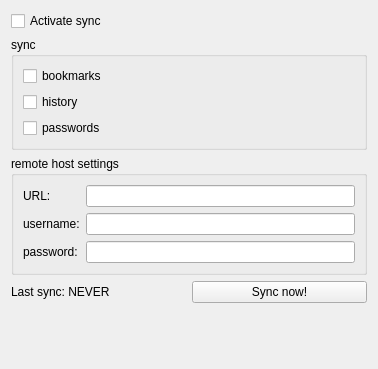
KDE/rekonq, file src/sync/settings_sync.ui: the form before one commit.
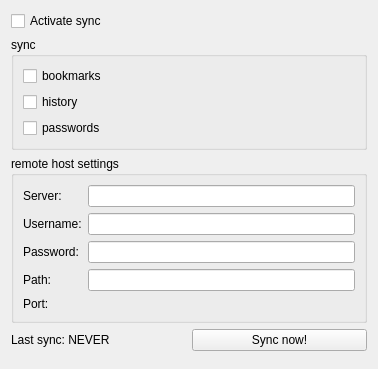
The form after the commit. Custom widgets are drawn as their Qt base class.

Commit message:
here we are, rekonq ftp remote sync done!
With this commit, I think we reached the "sync" status with remote ftp
sites.
This means we basically have a first sync feature and we can heavily
test it to eventually add more options in the future (webdav?
ownCloud? firefox Sync? etc...)

Diff of the .ui file:
```diff
--- a/src/sync/settings_sync.ui
+++ b/src/sync/settings_sync.ui
@@ -63,7 +63,7 @@
       <item row="0" column="0">
        <widget class="QLabel" name="label">
         <property name="text">
-         <string>URL:</string>
+         <string>Server:</string>
         </property>
        </widget>
       </item>
@@ -73,7 +73,7 @@
       <item row="1" column="0">
        <widget class="QLabel" name="label_2">
         <property name="text">
-         <string>username:</string>
+         <string>Username:</string>
         </property>
        </widget>
       </item>
@@ -83,13 +83,33 @@
       <item row="2" column="0">
        <widget class="QLabel" name="label_3">
         <property name="text">
-         <string>password:</string>
+         <string>Password:</string>
         </property>
        </widget>
       </item>
       <item row="2" column="1">
        <widget class="KLineEdit" name="kcfg_syncPass"/>
       </item>
+      <item row="3" column="1">
+       <widget class="KLineEdit" name="kcfg_syncPath"/>
+      </item>
+      <item row="3" column="0">
+       <widget class="QLabel" name="label_4">
+        <property name="text">
+         <string>Path:</string>
+        </property>
+       </widget>
+      </item>
+      <item row="4" column="1">
+       <widget class="KIntNumInput" name="kcfg_syncPort"/>
+      </item>
+      <item row="4" column="0">
+       <widget class="QLabel" name="label_5">
+        <property name="text">
+         <string>Port:</string>
+        </property>
+       </widget>
+      </item>
      </layout>
     </widget>
    </item>
@@ -132,6 +152,11 @@
    <extends>QLineEdit</extends>
    <header>klineedit.h</header>
   </customwidget>
+  <customwidget>
+   <class>KIntNumInput</class>
+   <extends>QWidget</extends>
+   <header>knuminput.h</header>
+  </customwidget>
  </customwidgets>
  <resources/>
  <connections/>
```
Left out of the diff: 2 changed lines with no effect on the pictures. The commit also changes 3 other files.
